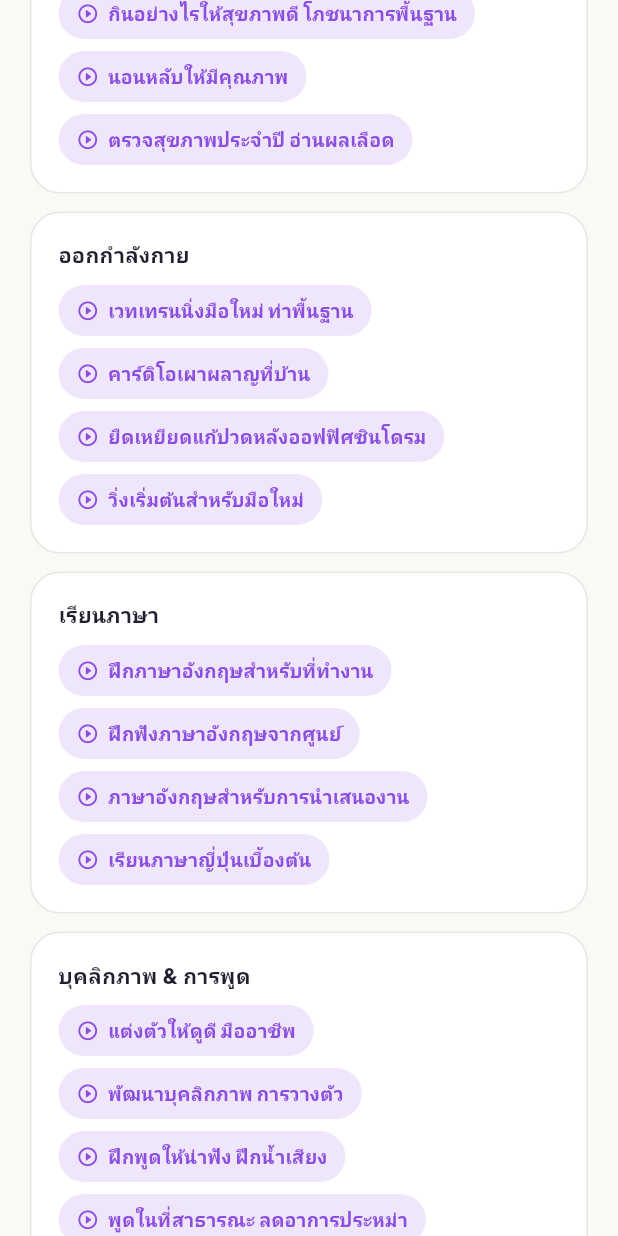
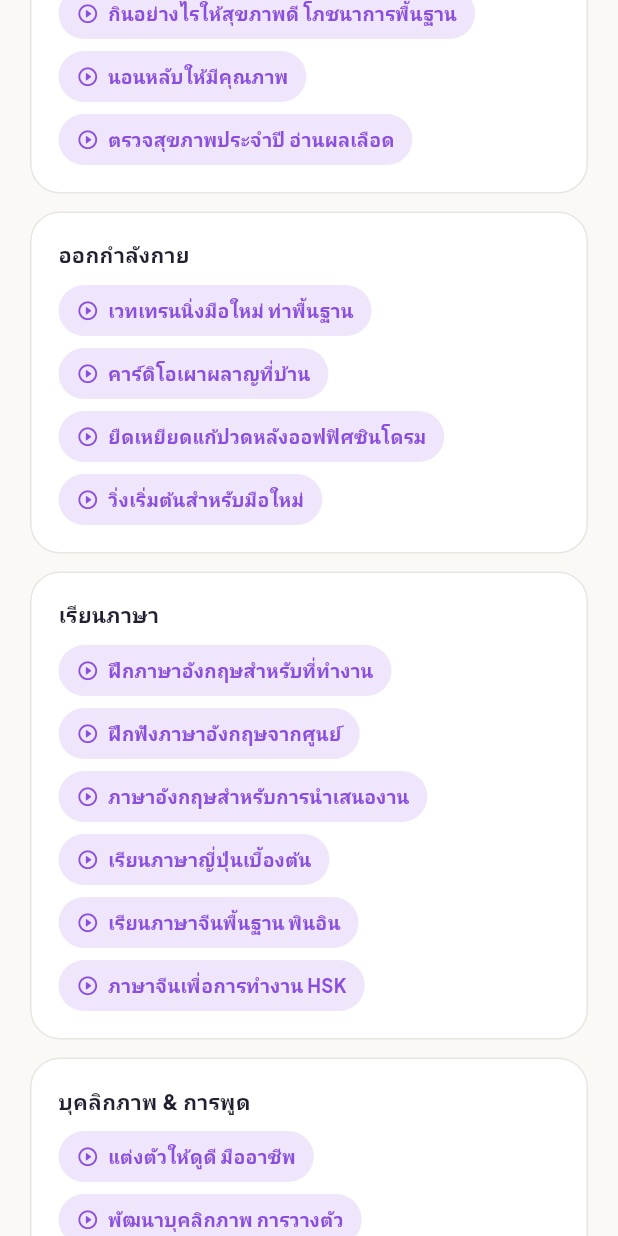
Before and after one commit to pakaneeserviceprogram-a11y/PROGRAMPLANNER, a Flutter app: the LearningVideosScreen screen opened directly, scrolled down 1728 dp, on a phone screen of 412 x 824 dp. Run offline on Flutter 3.47's test engine with Material 3 defaults, Android fonts, the phone set to English and light mode, and no system bars; our stand-ins replace file_picker, flutter_local_notifications, flutter_timezone, font_awesome_flutter, google_fonts, hive_flutter and 2 more; accounts and stored records are empty.

Commit message:
เพิ่มคำค้นภาษาจีนในหัวข้อเรียนภาษา
Co-Authored-By: Claude Opus 5 <noreply@anthropic.com>
Claude-Session: https://claude.ai/code/session_019gGnQ312srrT2TZEqFgTSj

```diff
--- a/lifeplan_app/lib/data/video_search.dart
+++ b/lifeplan_app/lib/data/video_search.dart
@@ -101,6 +101,8 @@ class VideoSearch {
       'ฝึกฟังภาษาอังกฤษจากศูนย์',
       'ภาษาอังกฤษสำหรับการนำเสนองาน',
       'เรียนภาษาญี่ปุ่นเบื้องต้น',
+      'เรียนภาษาจีนพื้นฐาน พินอิน',
+      'ภาษาจีนเพื่อการทำงาน HSK',
     ]),
     VideoTopic(label: 'บุคลิกภาพ & การพูด', queries: [
       'แต่งตัวให้ดูดี มืออาชีพ',
```
